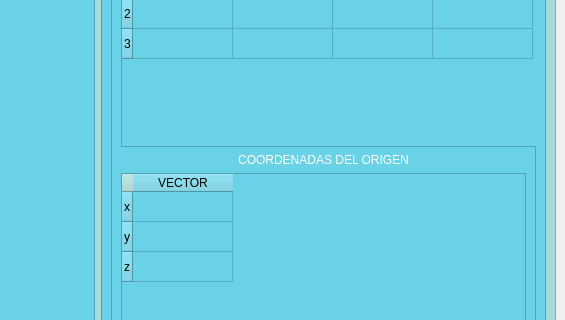
Qt form Grafica3D.ui (LuisMendozaDev/Taller_1) before a commit; both pictures show x 653 to 1218 and y 465 to 785 of the 1218 by 903 pixel window.
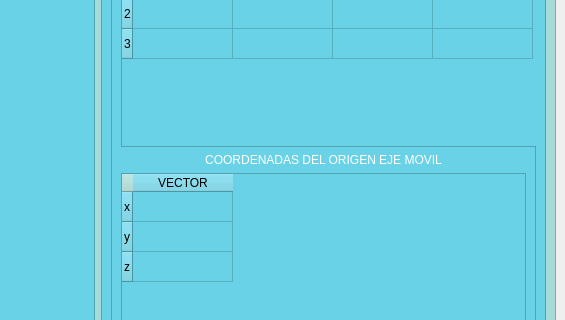
The same form after that commit.

Commit message: Correccion en Titulo

What changed in the file:
```diff
--- a/Grafica3D.ui
+++ b/Grafica3D.ui
@@ -476,7 +476,7 @@
 	color:#fff;</string>
                </property>
                <property name="text">
-                <string>COORDENADAS DEL ORIGEN</string>
+                <string>COORDENADAS DEL ORIGEN EJE MOVIL</string>
                </property>
                <property name="alignment">
                 <set>Qt::AlignCenter</set>
```
